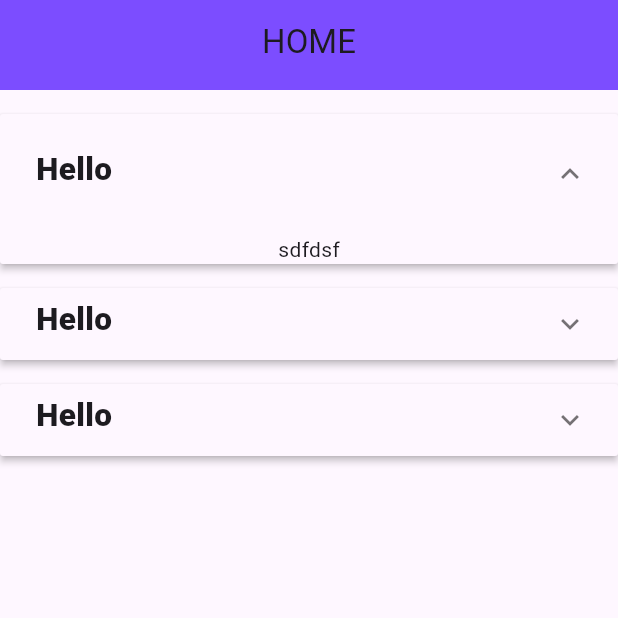
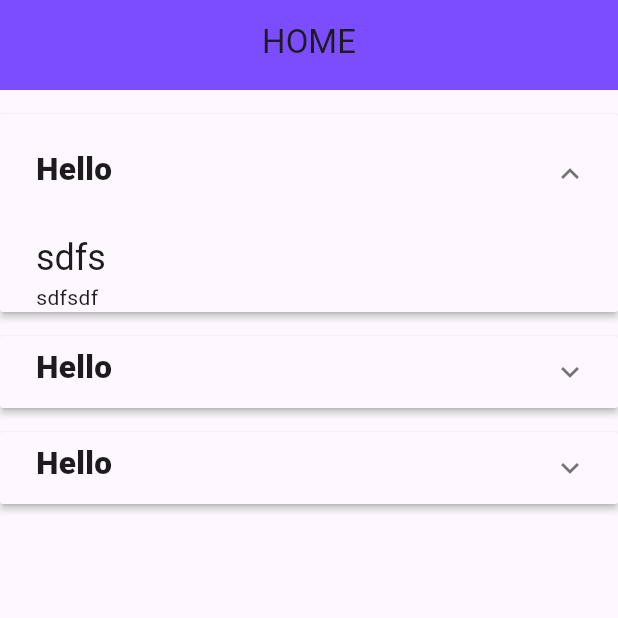
Before and after one commit to muhammed-sinan-vadakara/Go-tech-machine-test, a Flutter app: the screen it shows after launch, after a tap on "Hello", on a phone screen of 412 x 824 dp, the top half of it. Run offline on Flutter 3.47's test engine with Material 3 defaults, Android fonts, the phone set to English and light mode, and no system bars.

Commit message:
Added menu content widget

```diff
--- a/lib/view/pages/home_page.dart
+++ b/lib/view/pages/home_page.dart
@@ -1,5 +1,6 @@
 import 'package:flutter/material.dart';
 import 'package:gotech_mashinetest/view/widgets/appbar_widget.dart';
+import 'package:gotech_mashinetest/view/widgets/menu_content_widget.dart';
 import 'package:gotech_mashinetest/view/widgets/menu_widget.dart';
 import 'package:gotech_mashinetest/core/widgets/gap_widget.dart';
 
@@ -27,7 +28,10 @@ class _HomePageState extends State<HomePage> {
         child: Column(
           children: [
             GapWidget.h16(),
-            MenuWidget(title: 'Hello', child: Text('sdfdsf')),
+            MenuWidget(
+              title: 'Hello',
+              child: MenuContentWidget(content: 'sdfsdf', title: 'sdfs'),
+            ),
             GapWidget.h16(),
             MenuWidget(title: 'Hello', child: Text('sdfdsf')),
             GapWidget.h16(),
--- /dev/null
+++ b/lib/view/widgets/menu_content_widget.dart
@@ -0,0 +1,31 @@
+import 'package:flutter/material.dart';
+
+class MenuContentWidget extends StatelessWidget {
+  final String title;
+  final String content;
+
+  const MenuContentWidget({
+    super.key,
+    required this.content,
+    required this.title,
+  });
+
+  @override
+  Widget build(BuildContext context) {
+    return Container(
+      width: double.infinity,
+      padding: const EdgeInsets.symmetric(horizontal: 24),
+      child: Column(
+        mainAxisSize: MainAxisSize.min,
+        crossAxisAlignment: CrossAxisAlignment.start,
+        children: [
+          Text(
+            title,
+            style: Theme.of(context).textTheme.headlineSmall!,
+          ),
+          Text(content),
+        ],
+      ),
+    );
+  }
+}
```
